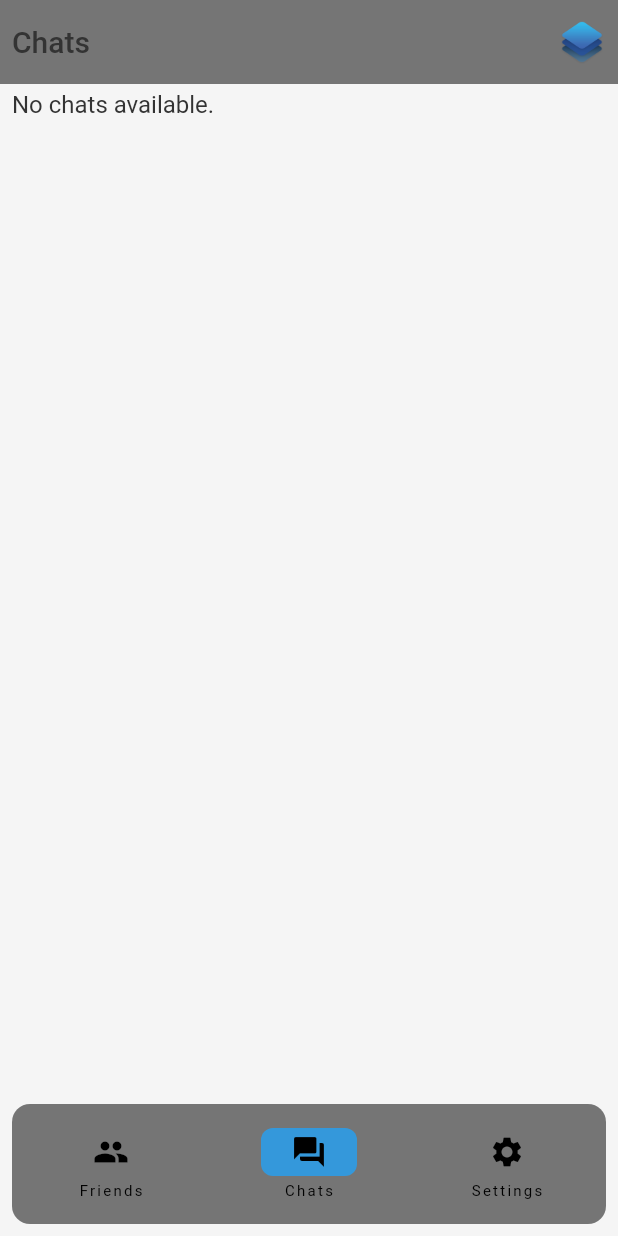
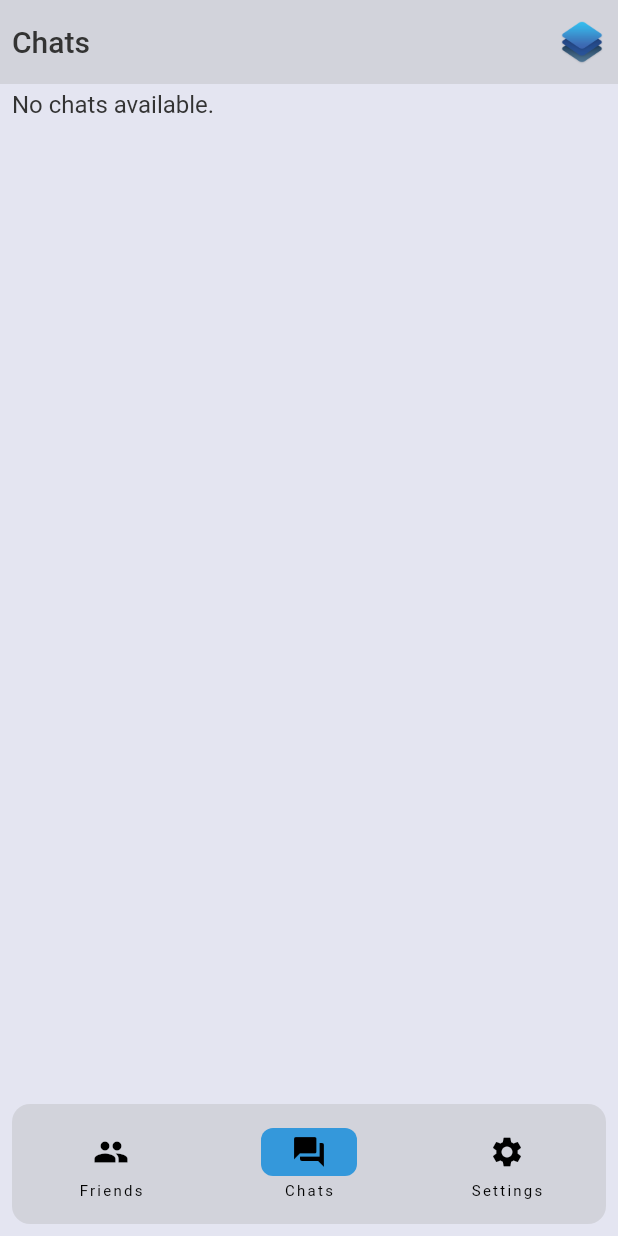
Before and after one commit to sauciucrazvan/elevate, a Flutter app: the screen it shows after launch, on a phone screen of 412 x 824 dp. Run offline on Flutter 3.47's test engine with Material 2 defaults, Android fonts, the phone set to English and light mode, and no system bars.

Commit message:
[PATCH] Fixed light color scheme & routes handler navigation bar

```diff
--- a/lib/frontend/config/palette.dart
+++ b/lib/frontend/config/palette.dart
@@ -4,8 +4,8 @@ ThemeData lightTheme = ThemeData(
   brightness: Brightness.light,
   colorScheme: const ColorScheme.light(
     primary: Color(0xFF3498DB),
-    secondary: Color(0xFF757575),
-    background: Color(0xFFF5F5F5),
+    secondary: Color(0xFFD2D3DB),
+    background: Color(0xFFE4E5F1),
   ),
   textTheme: const TextTheme(
     bodySmall: TextStyle(color: Color(0xFF333333), fontSize: 12),
```
Also changed, not shown: lib/frontend/routes/routes_handler.dart (+10 -1 lines).
